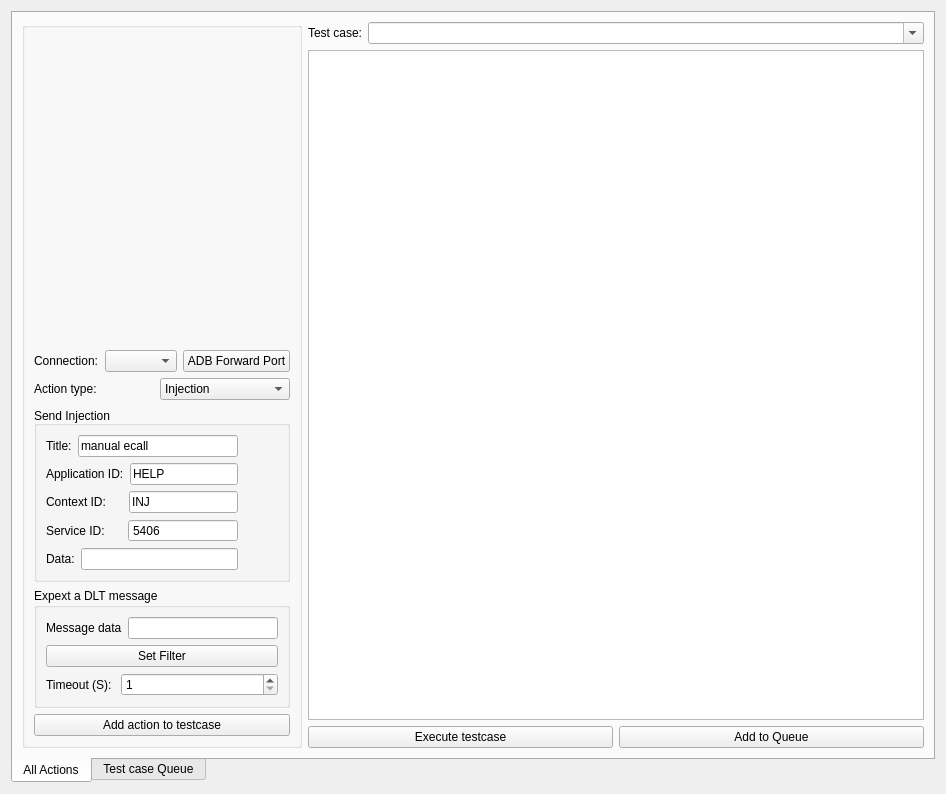
Qt form plugin/testingframeworkplugin/testingframeworkpluginform.ui (sudomgamal/dlt-viewer) before a commit.
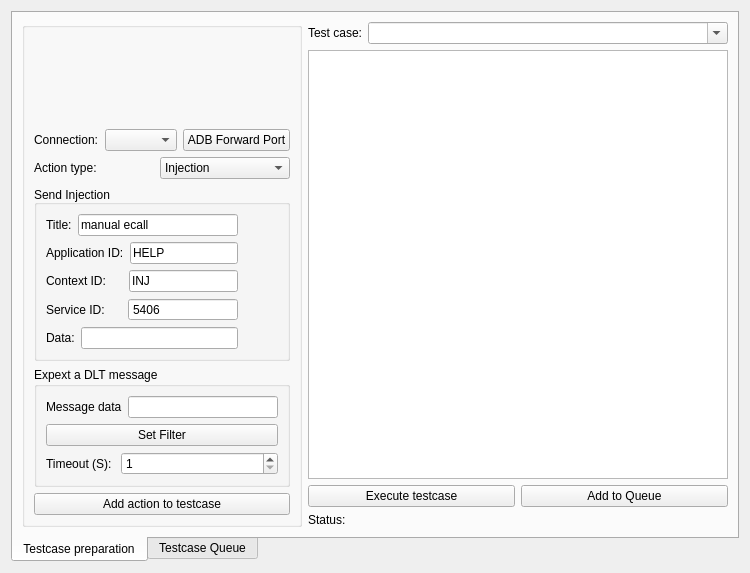
The same form after that commit.

Commit message: [TFPlugin] Add status bar label and some refactoring

```diff
--- a/plugin/testingframeworkplugin/testingframeworkpluginform.ui
+++ b/plugin/testingframeworkplugin/testingframeworkpluginform.ui
@@ -6,8 +6,8 @@
    <rect>
     <x>0</x>
     <y>0</y>
-    <width>946</width>
-    <height>794</height>
+    <width>750</width>
+    <height>573</height>
    </rect>
   </property>
   <property name="sizePolicy">
@@ -30,11 +30,11 @@
      </property>
      <widget class="QWidget" name="tab">
       <attribute name="title">
-       <string>All Actions</string>
+       <string>Testcase preparation</string>
       </attribute>
       <layout class="QVBoxLayout" name="verticalLayout_9">
        <item>
-        <layout class="QHBoxLayout" name="horizontalLayout_4">
+        <layout class="QHBoxLayout" name="horizontalLayout_13">
          <item>
           <widget class="QGroupBox" name="groupBox_2">
            <property name="sizePolicy">
@@ -452,6 +452,30 @@
              </item>
             </layout>
            </item>
+           <item>
+            <layout class="QHBoxLayout" name="horizontalLayout_4">
+             <item>
+              <widget class="QLabel" name="label_4">
+               <property name="text">
+                <string>Status: </string>
+               </property>
+              </widget>
+             </item>
+             <item>
+              <widget class="QLabel" name="lblStatus">
+               <property name="sizePolicy">
+                <sizepolicy hsizetype="Expanding" vsizetype="Preferred">
+                 <horstretch>0</horstretch>
+                 <verstretch>0</verstretch>
+                </sizepolicy>
+               </property>
+               <property name="text">
+                <string/>
+               </property>
+              </widget>
+             </item>
+            </layout>
+           </item>
           </layout>
          </item>
         </layout>
@@ -460,7 +484,7 @@
      </widget>
      <widget class="QWidget" name="tab_2">
       <attribute name="title">
-       <string>Test case Queue</string>
+       <string>Testcase Queue</string>
       </attribute>
       <layout class="QVBoxLayout" name="verticalLayout_8">
        <item>
```
Left out of the diff: 2 changed lines with no effect on the pictures. The commit also changes 6 other files.
